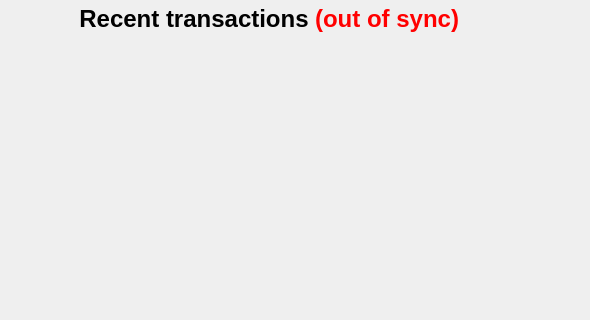
First picture: the form in src/qt/forms/overviewpage.ui, repository nerdlabs001-dev/coppercoin2020, before the edit; both pictures show x 524 to 1114 and y 0 to 320 of the 1114 by 509 pixel window.
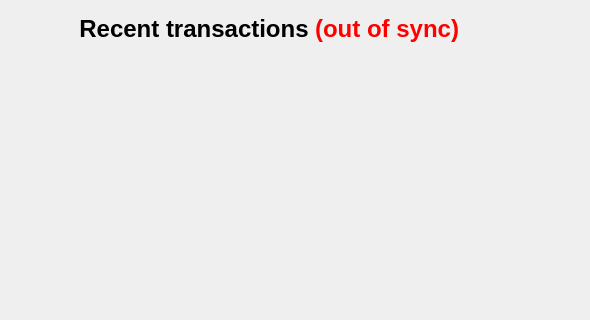
Second picture: the form after the edit. Icons and pictures are not drawn.

Commit message: seed node nextwork expansion

The edit to the form file:
```diff
--- a/src/qt/forms/overviewpage.ui
+++ b/src/qt/forms/overviewpage.ui
@@ -3169,13 +3169,16 @@
         </property>
         <layout class="QGridLayout" name="gridLayout_6">
          <property name="leftMargin">
-          <number>0</number>
+          <number>10</number>
          </property>
          <property name="topMargin">
-          <number>0</number>
+          <number>10</number>
          </property>
          <property name="rightMargin">
-          <number>0</number>
+          <number>10</number>
+         </property>
+         <property name="bottomMargin">
+          <number>10</number>
          </property>
          <item row="1" column="1">
           <spacer name="verticalSpacer_5">
@@ -3665,7 +3668,7 @@
                    <colorrole role="WindowText">
                     <brush brushstyle="SolidPattern">
                      <color alpha="255">
-                      <red>0</red>
+                      <red>255</red>
                       <green>0</green>
                       <blue>0</blue>
                      </color>
@@ -3710,7 +3713,7 @@
                    <colorrole role="Text">
                     <brush brushstyle="SolidPattern">
                      <color alpha="255">
-                      <red>0</red>
+                      <red>255</red>
                       <green>0</green>
                       <blue>0</blue>
                      </color>
@@ -3719,7 +3722,7 @@
                    <colorrole role="ButtonText">
                     <brush brushstyle="SolidPattern">
                      <color alpha="255">
-                      <red>0</red>
+                      <red>255</red>
                       <green>0</green>
                       <blue>0</blue>
                      </color>
```
The commit also changes 1 other file.
